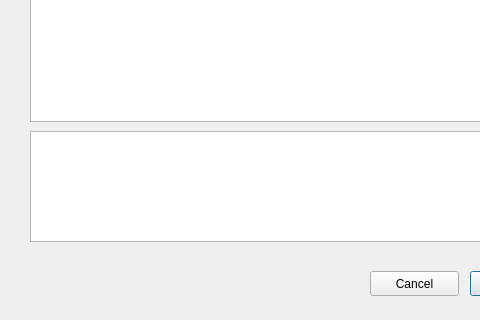
robertpharries/Bible, file resultsdiag.ui: the form before one commit; both pictures show x 0 to 480 and y 109 to 429 of the 588 by 429 pixel window.
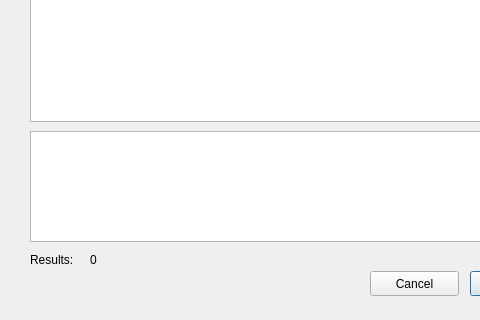
The form after the commit.

```diff
--- a/resultsdiag.ui
+++ b/resultsdiag.ui
@@ -59,6 +59,32 @@
     <string>Cancel</string>
    </property>
   </widget>
+  <widget class="QLabel" name="resultsLabel">
+   <property name="geometry">
+    <rect>
+     <x>30</x>
+     <y>360</y>
+     <width>67</width>
+     <height>17</height>
+    </rect>
+   </property>
+   <property name="text">
+    <string>Results:</string>
+   </property>
+  </widget>
+  <widget class="QLabel" name="resultNumLabel">
+   <property name="geometry">
+    <rect>
+     <x>90</x>
+     <y>360</y>
+     <width>67</width>
+     <height>17</height>
+    </rect>
+   </property>
+   <property name="text">
+    <string>0</string>
+   </property>
+  </widget>
  </widget>
  <resources/>
  <connections/>
```
